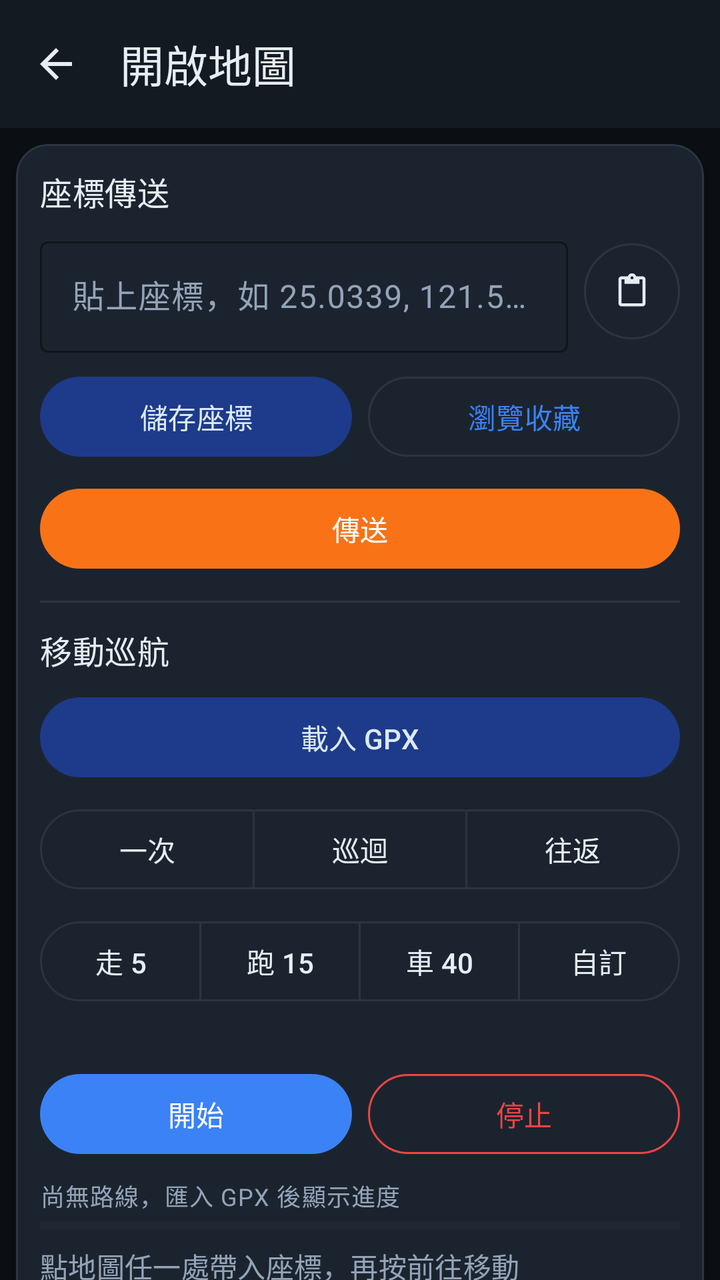
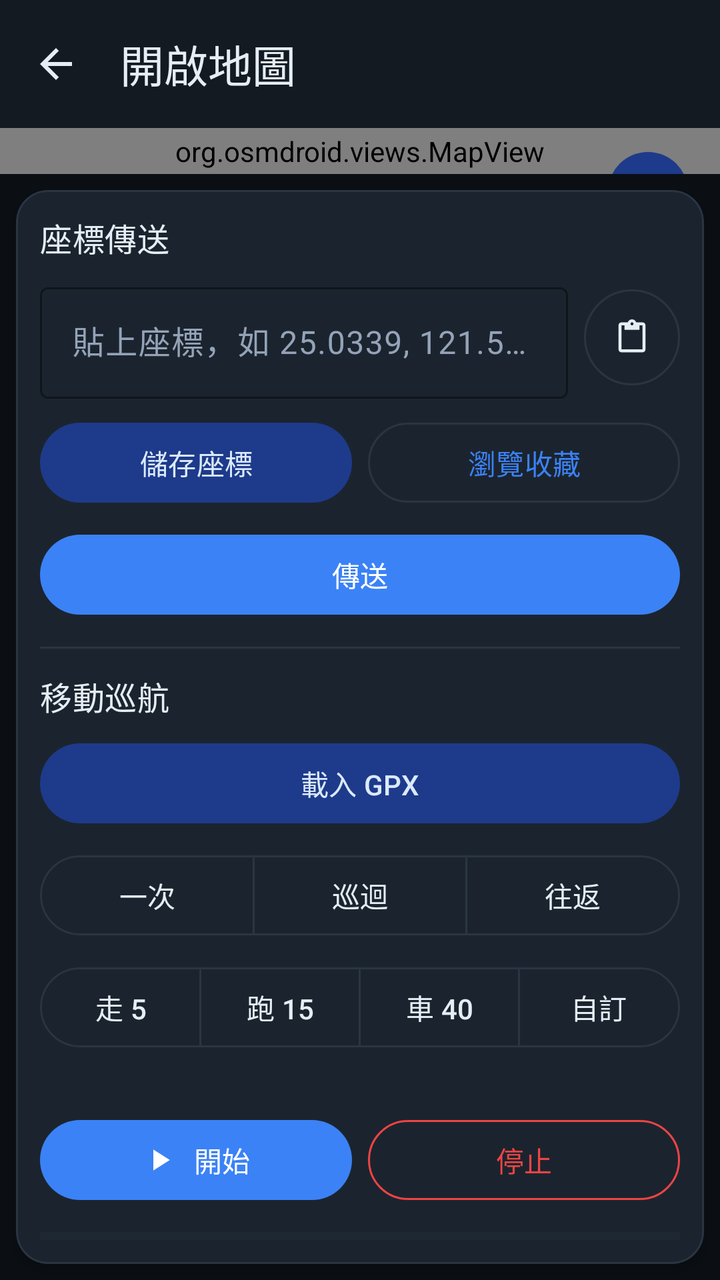

Compare the two renders of this Android layout. The source of the first and the diff that turns it into the second are given below.
<!-- AndroidManifest.xml: application theme Theme.GpsJoystick -->
<!-- res/layout/activity_map.xml -->
<?xml version="1.0" encoding="utf-8"?>
<LinearLayout xmlns:android="http://schemas.android.com/apk/res/android"
    xmlns:app="http://schemas.android.com/apk/res-auto"
    android:layout_width="match_parent"
    android:layout_height="match_parent"
    android:orientation="vertical"
    android:fitsSystemWindows="true"
    android:background="?android:attr/colorBackground">

    <com.google.android.material.appbar.MaterialToolbar
        android:id="@+id/toolbar"
        android:layout_width="match_parent"
        android:layout_height="?attr/actionBarSize"
        android:background="@color/surface"
        app:navigationIcon="@drawable/ic_arrow_back"
        app:navigationContentDescription="@string/back"
        app:title="@string/open_map"
        app:titleTextColor="@color/on_surface" />

    <org.osmdroid.views.MapView
        android:id="@+id/map"
        android:layout_width="match_parent"
        android:layout_height="0dp"
        android:layout_weight="1" />

    
    <com.google.android.material.card.MaterialCardView
        style="@style/Widget.GpsJoystick.Card"
        android:layout_width="match_parent"
        android:layout_height="wrap_content"
        android:layout_margin="8dp"
        app:cardElevation="3dp"
        app:contentPadding="12dp">

        <LinearLayout
            android:layout_width="match_parent"
            android:layout_height="wrap_content"
            android:orientation="vertical">

            
            <TextView
                android:layout_width="match_parent"
                android:layout_height="wrap_content"
                android:text="@string/section_coord_teleport"
                android:textAppearance="@style/TextAppearance.GpsJoystick.Title" />

            <LinearLayout
                android:layout_width="match_parent"
                android:layout_height="wrap_content"
                android:orientation="horizontal"
                android:gravity="center_vertical"
                android:layout_marginTop="8dp">

                <com.google.android.material.textfield.TextInputLayout
                    android:id="@+id/coordInputLayout"
                    style="@style/Widget.GpsJoystick.TextInputLayout"
                    android:layout_width="0dp"
                    android:layout_height="wrap_content"
                    android:layout_weight="1">

                    <com.google.android.material.textfield.TextInputEditText
                        android:id="@+id/coordInput"
                        android:layout_width="match_parent"
                        android:layout_height="wrap_content"
                        android:inputType="textNoSuggestions"
                        android:imeOptions="actionGo"
                        android:maxLines="1"
                        android:hint="@string/hint_coord" />
                </com.google.android.material.textfield.TextInputLayout>

                <com.google.android.material.button.MaterialButton
                    android:id="@+id/btnPasteCoord"
                    style="@style/Widget.GpsJoystick.Button.Outlined"
                    android:layout_width="48dp"
                    android:layout_height="48dp"
                    android:layout_marginStart="8dp"
                    android:insetTop="0dp"
                    android:insetBottom="0dp"
                    android:paddingStart="0dp"
                    android:paddingEnd="0dp"
                    app:icon="@drawable/ic_content_paste"
                    app:iconGravity="textStart"
                    app:iconPadding="0dp"
                    app:iconTint="@color/on_surface"
                    android:contentDescription="@string/paste_coord" />
            </LinearLayout>

            <LinearLayout
                android:layout_width="match_parent"
                android:layout_height="wrap_content"
                android:orientation="horizontal"
                android:layout_marginTop="8dp">

                <com.google.android.material.button.MaterialButton
                    android:id="@+id/btnFavSave"
                    style="@style/Widget.GpsJoystick.Button.Tonal"
                    android:layout_width="0dp"
                    android:layout_height="wrap_content"
                    android:layout_weight="1"
                    android:layout_marginEnd="4dp"
                    android:text="@string/fav_save_coord" />

                <com.google.android.material.button.MaterialButton
                    android:id="@+id/btnFavList"
                    style="@style/Widget.GpsJoystick.Button.Outlined"
                    android:layout_width="0dp"
                    android:layout_height="wrap_content"
                    android:layout_weight="1"
                    android:layout_marginStart="4dp"
                    android:text="@string/fav_browse" />
            </LinearLayout>

            <com.google.android.material.button.MaterialButton
                android:id="@+id/btnCoordGo"
                style="@style/Widget.GpsJoystick.Button.Cta"
                android:layout_width="match_parent"
                android:layout_height="wrap_content"
                android:layout_marginTop="8dp"
                android:text="@string/coord_send" />

            <View
                android:layout_width="match_parent"
                android:layout_height="1dp"
                android:layout_marginTop="12dp"
                android:background="@color/outline" />

            
            <TextView
                android:layout_width="match_parent"
                android:layout_height="wrap_content"
                android:layout_marginTop="12dp"
                android:text="@string/section_cruise"
                android:textAppearance="@style/TextAppearance.GpsJoystick.Title" />

            <com.google.android.material.button.MaterialButton
                android:id="@+id/btnImportGpx"
                style="@style/Widget.GpsJoystick.Button.Tonal"
                android:layout_width="match_parent"
                android:layout_height="wrap_content"
                android:layout_marginTop="8dp"
                android:text="@string/gpx_load" />

            
            <com.google.android.material.button.MaterialButtonToggleGroup
                android:id="@+id/modeToggle"
                android:layout_width="match_parent"
                android:layout_height="wrap_content"
                android:layout_marginTop="8dp"
                app:singleSelection="true"
                app:selectionRequired="true">

                <com.google.android.material.button.MaterialButton
                    android:id="@+id/btnModeOnce"
                    style="@style/Widget.Material3.Button.OutlinedButton"
                    android:layout_width="0dp"
                    android:layout_height="wrap_content"
                    android:layout_weight="1"
                    android:minHeight="48dp"
                    android:text="@string/mode_chip_once" />

                <com.google.android.material.button.MaterialButton
                    android:id="@+id/btnModeLoop"
                    style="@style/Widget.Material3.Button.OutlinedButton"
                    android:layout_width="0dp"
                    android:layout_height="wrap_content"
                    android:layout_weight="1"
                    android:minHeight="48dp"
                    android:text="@string/mode_chip_loop" />

                <com.google.android.material.button.MaterialButton
                    android:id="@+id/btnModeReverse"
                    style="@style/Widget.Material3.Button.OutlinedButton"
                    android:layout_width="0dp"
                    android:layout_height="wrap_content"
                    android:layout_weight="1"
                    android:minHeight="48dp"
                    android:text="@string/mode_chip_reverse" />
            </com.google.android.material.button.MaterialButtonToggleGroup>

            
            <com.google.android.material.button.MaterialButtonToggleGroup
                android:id="@+id/speedToggle"
                android:layout_width="match_parent"
                android:layout_height="wrap_content"
                android:layout_marginTop="8dp"
                app:singleSelection="true"
                app:selectionRequired="false">

                <com.google.android.material.button.MaterialButton
                    android:id="@+id/btnSpeedWalk"
                    style="@style/Widget.Material3.Button.OutlinedButton"
                    android:layout_width="0dp"
                    android:layout_height="wrap_content"
                    android:layout_weight="1"
                    android:minHeight="48dp"
                    android:paddingStart="4dp"
                    android:paddingEnd="4dp"
                    android:insetLeft="0dp"
                    android:insetRight="0dp"
                    android:text="@string/speed_preset_walk" />

                <com.google.android.material.button.MaterialButton
                    android:id="@+id/btnSpeedCycle"
                    style="@style/Widget.Material3.Button.OutlinedButton"
                    android:layout_width="0dp"
                    android:layout_height="wrap_content"
                    android:layout_weight="1"
                    android:minHeight="48dp"
                    android:paddingStart="4dp"
                    android:paddingEnd="4dp"
                    android:insetLeft="0dp"
                    android:insetRight="0dp"
                    android:text="@string/speed_preset_cycle" />

                <com.google.android.material.button.MaterialButton
                    android:id="@+id/btnSpeedDrive"
                    style="@style/Widget.Material3.Button.OutlinedButton"
                    android:layout_width="0dp"
                    android:layout_height="wrap_content"
                    android:layout_weight="1"
                    android:minHeight="48dp"
                    android:paddingStart="4dp"
                    android:paddingEnd="4dp"
                    android:insetLeft="0dp"
                    android:insetRight="0dp"
                    android:text="@string/speed_preset_drive" />

                <com.google.android.material.button.MaterialButton
                    android:id="@+id/btnSpeedCustom"
                    style="@style/Widget.Material3.Button.OutlinedButton"
                    android:layout_width="0dp"
                    android:layout_height="wrap_content"
                    android:layout_weight="1"
                    android:minHeight="48dp"
                    android:paddingStart="4dp"
                    android:paddingEnd="4dp"
                    android:insetLeft="0dp"
                    android:insetRight="0dp"
                    android:text="@string/speed_preset_custom" />
            </com.google.android.material.button.MaterialButtonToggleGroup>

            <TextView
                android:id="@+id/speedValue"
                android:layout_width="match_parent"
                android:layout_height="wrap_content"
                android:layout_marginTop="4dp"
                android:fontFeatureSettings="tnum"
                android:textAppearance="@style/TextAppearance.GpsJoystick.Mono" />

            <LinearLayout
                android:layout_width="match_parent"
                android:layout_height="wrap_content"
                android:orientation="horizontal"
                android:layout_marginTop="8dp">

                <com.google.android.material.button.MaterialButton
                    android:id="@+id/btnPlay"
                    style="@style/Widget.GpsJoystick.Button.Primary"
                    android:layout_width="0dp"
                    android:layout_height="wrap_content"
                    android:layout_weight="1"
                    android:layout_marginEnd="4dp"
                    android:text="@string/pb_start" />

                <com.google.android.material.button.MaterialButton
                    android:id="@+id/btnStopPlayback"
                    style="@style/Widget.GpsJoystick.Button.Destructive"
                    android:layout_width="0dp"
                    android:layout_height="wrap_content"
                    android:layout_weight="1"
                    android:layout_marginStart="4dp"
                    android:text="@string/stop_playback" />
            </LinearLayout>

            
            <TextView
                android:id="@+id/hudLine"
                android:layout_width="match_parent"
                android:layout_height="wrap_content"
                android:layout_marginTop="8dp"
                android:fontFeatureSettings="tnum"
                android:text="@string/hud_no_route"
                android:textAppearance="@style/TextAppearance.GpsJoystick.Mono" />

            <ProgressBar
                android:id="@+id/hudProgress"
                style="?android:attr/progressBarStyleHorizontal"
                android:layout_width="match_parent"
                android:layout_height="4dp"
                android:layout_marginTop="4dp"
                android:max="100"
                android:progress="0"
                android:progressTint="@color/status_active"
                android:progressBackgroundTint="@color/outline" />

            <TextView
                android:id="@+id/mapStatus"
                android:layout_width="match_parent"
                android:layout_height="wrap_content"
                android:layout_marginTop="8dp"
                android:fontFeatureSettings="tnum"
                android:text="@string/map_tap_hint"
                android:textAppearance="@style/TextAppearance.GpsJoystick.Label" />
        </LinearLayout>
    </com.google.android.material.card.MaterialCardView>
</LinearLayout>
<!-- resources referenced by this layout -->
<resources>
  <color name="on_surface">#E5EDF5</color>
  <color name="outline">#2A3542</color>
  <color name="status_active">#22C55E</color>
  <color name="surface">#131A22</color>
  <string name="back">返回</string>
  <string name="coord_send">傳送</string>
  <string name="fav_browse">瀏覽收藏</string>
  <string name="fav_save_coord">儲存座標</string>
  <string name="gpx_load">載入 GPX</string>
  <string name="hint_coord">貼上座標，如 25.0339, 121.5645</string>
  <string name="hud_no_route">尚無路線，匯入 GPX 後顯示進度</string>
  <string name="map_tap_hint">點地圖任一處帶入座標，再按前往移動</string>
  <string name="mode_chip_loop">巡迴</string>
  <string name="mode_chip_once">一次</string>
  <string name="mode_chip_reverse">往返</string>
  <string name="open_map">開啟地圖</string>
  <string name="paste_coord">貼上座標</string>
  <string name="pb_start">開始</string>
  <string name="section_coord_teleport">座標傳送</string>
  <string name="section_cruise">移動巡航</string>
  <string name="speed_preset_custom">自訂</string>
  <string name="speed_preset_cycle">跑 15</string>
  <string name="speed_preset_drive">車 40</string>
  <string name="speed_preset_walk">走 5</string>
  <string name="stop_playback">停止</string>
  <style name="TextAppearance.GpsJoystick.Label" parent="TextAppearance.Material3.LabelLarge">
          <item name="android:textColor">@color/on_surface_variant</item>
      </style>
  <style name="TextAppearance.GpsJoystick.Mono" parent="TextAppearance.Material3.BodySmall">
          <item name="android:fontFamily">monospace</item>
          <item name="android:textColor">@color/on_surface_variant</item>
      </style>
  <style name="TextAppearance.GpsJoystick.Title" parent="TextAppearance.Material3.TitleMedium">
          <item name="android:textColor">@color/on_surface</item>
      </style>
  <style name="Widget.GpsJoystick.Button.Cta" parent="Widget.Material3.Button">
          <item name="backgroundTint">@color/brand_tertiary</item>
          <item name="android:textColor">@color/on_tertiary</item>
          <item name="iconTint">@color/on_tertiary</item>
          <item name="android:minHeight">48dp</item>
      </style>
  <style name="Widget.GpsJoystick.Button.Destructive" parent="Widget.Material3.Button.OutlinedButton">
          <item name="android:textColor">@color/brand_error</item>
          <item name="iconTint">@color/brand_error</item>
          <item name="strokeColor">@color/brand_error</item>
          <item name="rippleColor">@color/brand_error</item>
          <item name="android:minHeight">48dp</item>
      </style>
  <style name="Widget.GpsJoystick.Button.Outlined" parent="Widget.Material3.Button.OutlinedButton">
          <item name="android:minHeight">48dp</item>
      </style>
  <style name="Widget.GpsJoystick.Button.Primary" parent="Widget.Material3.Button">
          <item name="android:minHeight">48dp</item>
      </style>
  <style name="Widget.GpsJoystick.Button.Tonal" parent="Widget.Material3.Button.TonalButton">
          <item name="android:minHeight">48dp</item>
      </style>
  <style name="Widget.GpsJoystick.TextInputLayout" parent="Widget.Material3.TextInputLayout.OutlinedBox">
          <item name="boxStrokeColor">@color/brand_primary</item>
          <item name="hintTextColor">@color/on_surface_variant</item>
      </style>
  <color name="on_surface_variant">#94A3B8</color>
  <color name="brand_tertiary">#F97316</color>
  <color name="on_tertiary">#FFFFFF</color>
  <color name="brand_error">#EF4444</color>
  <color name="surface_variant">#1B242E</color>
  <color name="brand_primary">#3B82F6</color>
  <color name="on_primary">#FFFFFF</color>
  <color name="primary_container">#1E3A8A</color>
  <color name="on_primary_container">#DBEAFE</color>
  <color name="on_error">#FFFFFF</color>
  <color name="bg_oled">#0B0F14</color>
  <!-- unchanged entries left out for length: 4 -->
</resources>

<!-- the commit's change to res/layout/activity_map.xml (unified diff, before → after) -->
@@ -17,14 +17,35 @@
         app:title="@string/open_map"
         app:titleTextColor="@color/on_surface" />
 
-    <org.osmdroid.views.MapView
-        android:id="@+id/map"
+    <FrameLayout
         android:layout_width="match_parent"
         android:layout_height="0dp"
-        android:layout_weight="1" />
+        android:layout_weight="1">
+
+        <org.osmdroid.views.MapView
+            android:id="@+id/map"
+            android:layout_width="match_parent"
+            android:layout_height="match_parent" />
+
+        
+        <com.google.android.material.button.MaterialButton
+            android:id="@+id/btnExpandMap"
+            style="@style/Widget.Material3.Button.IconButton.Filled.Tonal"
+            android:layout_width="48dp"
+            android:layout_height="48dp"
+            android:layout_gravity="top|end"
+            android:layout_margin="12dp"
+            android:insetTop="0dp"
+            android:insetBottom="0dp"
+            app:icon="@drawable/ic_fullscreen"
+            app:iconGravity="textStart"
+            app:iconPadding="0dp"
+            android:contentDescription="@string/map_expand" />
+    </FrameLayout>
 
     
     <com.google.android.material.card.MaterialCardView
+        android:id="@+id/mapControlCard"
         style="@style/Widget.GpsJoystick.Card"
         android:layout_width="match_parent"
         android:layout_height="wrap_content"
@@ -112,7 +133,7 @@
 
             <com.google.android.material.button.MaterialButton
                 android:id="@+id/btnCoordGo"
-                style="@style/Widget.GpsJoystick.Button.Cta"
+                style="@style/Widget.GpsJoystick.Button.Primary"
                 android:layout_width="match_parent"
                 android:layout_height="wrap_content"
                 android:layout_marginTop="8dp"
@@ -260,6 +281,8 @@
                     android:layout_height="wrap_content"
                     android:layout_weight="1"
                     android:layout_marginEnd="4dp"
+                    app:icon="@drawable/ic_play"
+                    app:iconGravity="textStart"
                     android:text="@string/pb_start" />
 
                 <com.google.android.material.button.MaterialButton
@@ -273,34 +296,16 @@
             </LinearLayout>
 
             
-            <TextView
-                android:id="@+id/hudLine"
-                android:layout_width="match_parent"
-                android:layout_height="wrap_content"
-                android:layout_marginTop="8dp"
-                android:fontFeatureSettings="tnum"
-                android:text="@string/hud_no_route"
-                android:textAppearance="@style/TextAppearance.GpsJoystick.Mono" />
-
             <ProgressBar
                 android:id="@+id/hudProgress"
                 style="?android:attr/progressBarStyleHorizontal"
                 android:layout_width="match_parent"
                 android:layout_height="4dp"
-                android:layout_marginTop="4dp"
+                android:layout_marginTop="12dp"
                 android:max="100"
                 android:progress="0"
                 android:progressTint="@color/status_active"
                 android:progressBackgroundTint="@color/outline" />
-
-            <TextView
-                android:id="@+id/mapStatus"
-                android:layout_width="match_parent"
-                android:layout_height="wrap_content"
-                android:layout_marginTop="8dp"
-                android:fontFeatureSettings="tnum"
-                android:text="@string/map_tap_hint"
-                android:textAppearance="@style/TextAppearance.GpsJoystick.Label" />
         </LinearLayout>
     </com.google.android.material.card.MaterialCardView>
 </LinearLayout>
<!-- resource entries referenced after the edit -->
@@ -4,14 +4,34 @@
   <color name="outline">#2A3542</color>
   <color name="status_active">#22C55E</color>
   <color name="surface">#131A22</color>
+  <!-- drawable ic_fullscreen (drawable) -->
+  <vector xmlns:android="http://schemas.android.com/apk/res/android"
+      android:width="24dp"
+      android:height="24dp"
+      android:viewportWidth="24"
+      android:viewportHeight="24"
+      android:tint="@color/on_surface">
+      <path
+          android:fillColor="#FFFFFF"
+          android:pathData="M7,14H5v5h5v-2H7v-3zM5,10h2V7h3V5H5v5zM17,17h-3v2h5v-5h-2v3zM14,5v2h3v3h2V5h-5z" />
+  </vector>
+  <!-- drawable ic_play (drawable) -->
+  <vector xmlns:android="http://schemas.android.com/apk/res/android"
+      android:width="24dp"
+      android:height="24dp"
+      android:viewportWidth="24"
+      android:viewportHeight="24">
+      <path
+          android:fillColor="#FFFFFF"
+          android:pathData="M8,5v14l11,-7z" />
+  </vector>
   <string name="back">返回</string>
   <string name="coord_send">傳送</string>
   <string name="fav_browse">瀏覽收藏</string>
   <string name="fav_save_coord">儲存座標</string>
   <string name="gpx_load">載入 GPX</string>
   <string name="hint_coord">貼上座標，如 25.0339, 121.5645</string>
-  <string name="hud_no_route">尚無路線，匯入 GPX 後顯示進度</string>
-  <string name="map_tap_hint">點地圖任一處帶入座標，再按前往移動</string>
+  <string name="map_expand">放大地圖</string>
   <string name="mode_chip_loop">巡迴</string>
   <string name="mode_chip_once">一次</string>
   <string name="mode_chip_reverse">往返</string>
@@ -25,21 +45,12 @@
   <string name="speed_preset_drive">車 40</string>
   <string name="speed_preset_walk">走 5</string>
   <string name="stop_playback">停止</string>
-  <style name="TextAppearance.GpsJoystick.Label" parent="TextAppearance.Material3.LabelLarge">
-          <item name="android:textColor">@color/on_surface_variant</item>
-      </style>
   <style name="TextAppearance.GpsJoystick.Mono" parent="TextAppearance.Material3.BodySmall">
           <item name="android:fontFamily">monospace</item>
           <item name="android:textColor">@color/on_surface_variant</item>
       </style>
   <style name="TextAppearance.GpsJoystick.Title" parent="TextAppearance.Material3.TitleMedium">
           <item name="android:textColor">@color/on_surface</item>
-      </style>
-  <style name="Widget.GpsJoystick.Button.Cta" parent="Widget.Material3.Button">
-          <item name="backgroundTint">@color/brand_tertiary</item>
-          <item name="android:textColor">@color/on_tertiary</item>
-          <item name="iconTint">@color/on_tertiary</item>
-          <item name="android:minHeight">48dp</item>
       </style>
   <style name="Widget.GpsJoystick.Button.Destructive" parent="Widget.Material3.Button.OutlinedButton">
           <item name="android:textColor">@color/brand_error</item>
